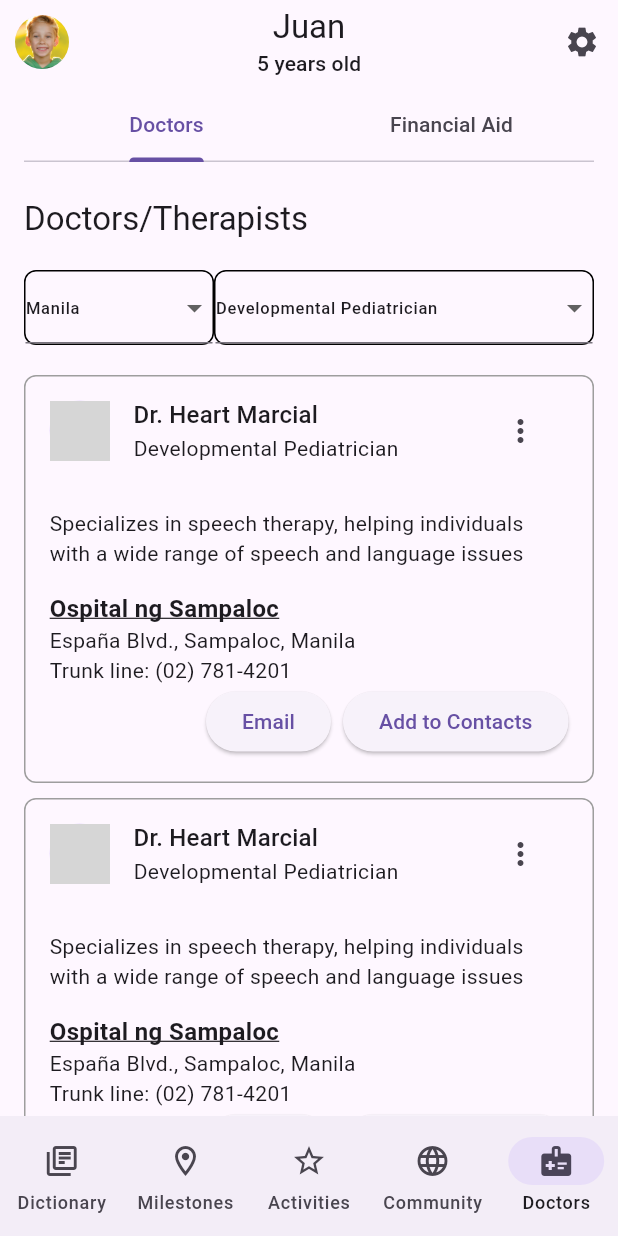
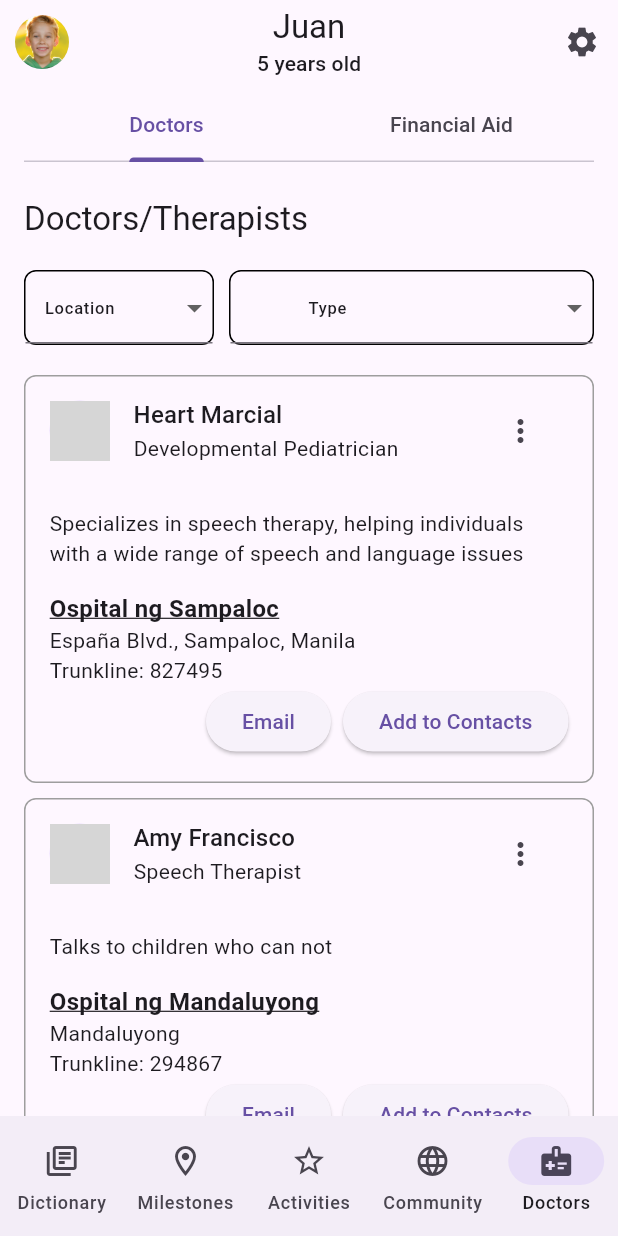
Before and after one commit to amyr11/asdigi, a Flutter app: the screen it shows after launch, on a phone screen of 412 x 824 dp. Run offline on Flutter 3.47's test engine with Material 2 defaults, Android fonts, the phone set to English and light mode, and no system bars; network calls fail; grey boxes are pictures that could not be loaded.

Commit message:
made list dynamic - still no filter fucntionality

```diff
--- a/lib/components/custom_doctor_item.dart
+++ b/lib/components/custom_doctor_item.dart
@@ -1,7 +1,8 @@
 import 'package:flutter/material.dart';
+import 'dart:ui';
 
 class CustomDoctorItem extends StatelessWidget {
-  final String pfp;
+  final Image pfp;
   final String docName;
   final String docOccupation;
   final String description;
@@ -32,7 +33,7 @@ class CustomDoctorItem extends StatelessWidget {
         children: [
           ListTile(
             leading: CircleAvatar(
-              backgroundImage: NetworkImage(pfp),
+              backgroundImage: pfp.image,
             ),
             title: Text(
               docName,
--- /dev/null
+++ b/lib/models/doctors.dart
@@ -0,0 +1,15 @@
+import 'dart:ui';
+import 'package:flutter/src/widgets/image.dart';
+
+class Doctor {
+  final Image profilePic;
+  final String name;
+  final String occupation;
+  final String jobDescription;
+  final String hospital;
+  final String address;
+  final String trunkLine;
+
+  Doctor(this.profilePic, this.name, this.occupation, this.jobDescription,
+      this.hospital, this.address, this.trunkLine);
+}
--- a/lib/screens/home.dart
+++ b/lib/screens/home.dart
@@ -1,14 +1,64 @@
 import 'package:flutter/material.dart';
 import '../components/app_bar_profile.dart';
 import '../components/custom_doctor_item.dart';
+import '../components/custom_financial_item.dart';
 import '../components/custom_nav_bar.dart';
+import '../models/doctors.dart';
 
-List<String> places = <String>['Manila', 'Mandaluyong', 'Makati', 'Marikina'];
+List<Doctor> doctors = <Doctor>[
+  Doctor(
+      Image.network(
+          'https://img.freepik.com/free-photo/attractive-young-male-nutriologist-lab-coat-smiling-against-white-background_662251-2960.jpg'),
+      'Heart Marcial',
+      'Developmental Pediatrician',
+      'Specializes in speech therapy, helping individuals with a wide range of speech and language issues',
+      'Ospital ng Sampaloc',
+      'España Blvd., Sampaloc, Manila',
+      'Trunkline: 827495'),
+  Doctor(
+      Image.network(
+          'https://img.freepik.com/free-photo/beautiful-young-female-doctor-looking-camera-office_1301-7807.jpg'),
+      'Amy Francisco',
+      'Speech Therapist',
+      'Talks to children who can not',
+      'Ospital ng Mandaluyong',
+      'Mandaluyong',
+      'Trunkline: 294867'),
+  Doctor(
+      Image.network(
+          'https://images.unsplash.com/photo-1612349317150-e413f6a5b16d?ixlib=rb-4.0.3&ixid=MnwxMjA3fDB8MHxzZWFyY2h8NHx8ZG9jdG9yfGVufDB8fDB8fA%3D%3D&w=1000&q=80'),
+      'Karl Malaga',
+      'Psychological Therapist',
+      'Talks to you and gives you advice for life',
+      'St Luke\'s Medical Center',
+      'Quezon City',
+      'Trunkline: 294867'),
+  Doctor(
+      Image.network(
+          'https://upload.wikimedia.org/wikipedia/en/5/53/Greys-Anatomy-Season-7-Promo-9.jpg'),
+      'Eliza Lim',
+      'Occupational Therapist',
+      'Gives advice in movement of children',
+      'Marikina Valley Medical Center',
+      'Marikina City',
+      'Trunkline: 294867'),
+];
+
+List<String> places = [
+  'Location',
+  'Manila',
+  'Mandaluyong',
+  'Makati',
+  'Quezon',
+  'Marikina'
+];
 List<String> occupations = <String>[
-  'Developmental Pediatrician',
-  'Physical Therapist',
+  'Type',
+  'Developmental Pedia',
   'Speech Therapist',
-  'Other Therapist'
+  'Psychological Therapist',
+  'Occupational Therapist',
+  'Sample Therapist'
 ];
 
 class Home extends StatefulWidget {
@@ -25,6 +75,12 @@ class _Home extends State<Home> {
 
   @override
   Widget build(BuildContext context) {
+    // for (Doctor doctor in doctors) {
+    //   places.add(doctor.address);
+    // }
+    // for (Doctor doctor in doctors) {
+    //   occupations.add(doctor.occupation);
+    // }
     return Scaffold(
       appBar: AppBarWithProfile(context),
       bottomNavigationBar: CustomNavBar(
@@ -106,6 +162,7 @@ class _Home extends State<Home> {
                                       border: Border.all(color: Colors.black),
                                       borderRadius: BorderRadius.circular(8)),
                                   child: DropdownButtonFormField<String>(
+                                    alignment: Alignment.center,
                                     style:
                                         Theme.of(context).textTheme.labelSmall,
                                     value: textValuePlaces,
@@ -125,16 +182,19 @@ class _Home extends State<Home> {
                                   ),
                                 ),
                               ),
-                              SizedBox(),
                               Expanded(
                                 flex: 2,
+                                child: Padding(
+                                  padding: const EdgeInsets.only(left: 10),
                                   child: Container(
                                     decoration: BoxDecoration(
                                         border: Border.all(color: Colors.black),
                                         borderRadius: BorderRadius.circular(8)),
                                     child: DropdownButtonFormField(
-                                    style:
-                                        Theme.of(context).textTheme.labelSmall,
+                                      alignment: Alignment.center,
+                                      style: Theme.of(context)
+                                          .textTheme
+                                          .labelSmall,
                                       value: textValueOccupation,
                                       items: occupations
                                           .map<DropdownMenuItem<String>>(
@@ -152,30 +212,30 @@ class _Home extends State<Home> {
                                       },
                                     ),
                                   ),
+                                ),
                               )
                             ],
                           ),
                         ),
                         Expanded(
                           child: ListView.separated(
-                            itemCount: 5,
+                            itemCount: 4,
                             separatorBuilder:
                                 (BuildContext context, int index) {
                               return SizedBox(
                                   height:
                                       10); // set the height of the separator here
                             },
-                            itemBuilder: (BuildContext context, int index) {
+                            itemBuilder: (context, index) {
                               return CustomDoctorItem(
-                                  pfp:
-                                      'https://images.theconversation.com/files/304957/original/file-20191203-66986-im7o5.jpg?ixlib=rb-1.1.0&q=45&auto=format&w=1200&h=1200.0&fit=crop',
-                                  docName: 'Dr. Heart Marcial',
-                                  docOccupation: 'Developmental Pediatrician',
-                                  description:
-                                      'Specializes in speech therapy, helping individuals with a wide range of speech and language issues',
-                                  hospitalName: 'Ospital ng Sampaloc',
-                                  address: 'España Blvd., Sampaloc, Manila',
-                                  trunkLine: 'Trunk line: (02) 781-4201');
+                                pfp: doctors[index].profilePic,
+                                docName: doctors[index].name,
+                                docOccupation: doctors[index].occupation,
+                                description: doctors[index].jobDescription,
+                                address: doctors[index].address,
+                                trunkLine: doctors[index].trunkLine,
+                                hospitalName: doctors[index].hospital,
+                              );
                             },
                             shrinkWrap: true,
                           ),
@@ -204,7 +264,7 @@ class _Home extends State<Home> {
                         ),
                         Expanded(
                           child: ListView.separated(
-                            itemCount: 5,
+                            itemCount: 3,
                             separatorBuilder:
                                 (BuildContext context, int index) {
                               return SizedBox(
@@ -229,32 +289,3 @@ class _Home extends State<Home> {
     );
   }
 }
-
-class CustomFinancialItem extends StatelessWidget {
-  const CustomFinancialItem({
-    super.key,
-  });
-
-  @override
-  Widget build(BuildContext context) {
-    return Container(
-      decoration: BoxDecoration(
-          border: Border.all(color: Colors.grey),
-          borderRadius: BorderRadius.circular(12)),
-      child: ListTile(
-        onTap: () {},
-        leading: Image.network(
-          'https://play-lh.googleusercontent.com/b60f8bzdLdXPgmJ7oAJyLTneTfDnRTimi4hXHWtLWYlJpyhLCibhKaBI5oMU6GQ1xg',
-        ),
-        title: Text(
-          'Family and Community Welfare Program (FCWP)',
-          style: Theme.of(context).textTheme.titleSmall,
-        ),
-        subtitle: Text(
-          'Thie program aims to help disadvantaged families improve their ability to identify needs',
-          style: Theme.of(context).textTheme.bodySmall,
-        ),
-      ),
-    );
-  }
-}
```
Lines whose indentation alone changed are shown as unchanged.
